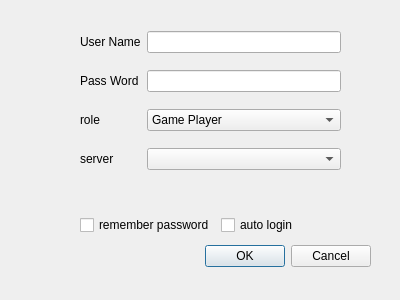
First picture: the form in MainClient/gui/dlglogin/jdlglogin.ui, repository stareven/Dlut-Game-Platform, before the edit.
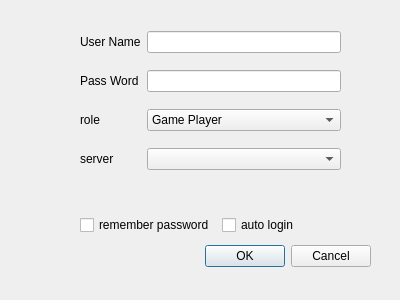
Second picture: the form after the edit. Custom widgets are drawn as their Qt base class.

The edit to the form file:
```diff
--- a/MainClient/gui/dlglogin/jdlglogin.ui
+++ b/MainClient/gui/dlglogin/jdlglogin.ui
@@ -136,7 +136,7 @@
     <rect>
      <x>80</x>
      <y>210</y>
-     <width>265</width>
+     <width>277</width>
      <height>31</height>
     </rect>
    </property>
```
Left out of the diff: 5 changed lines with no effect on the pictures.
